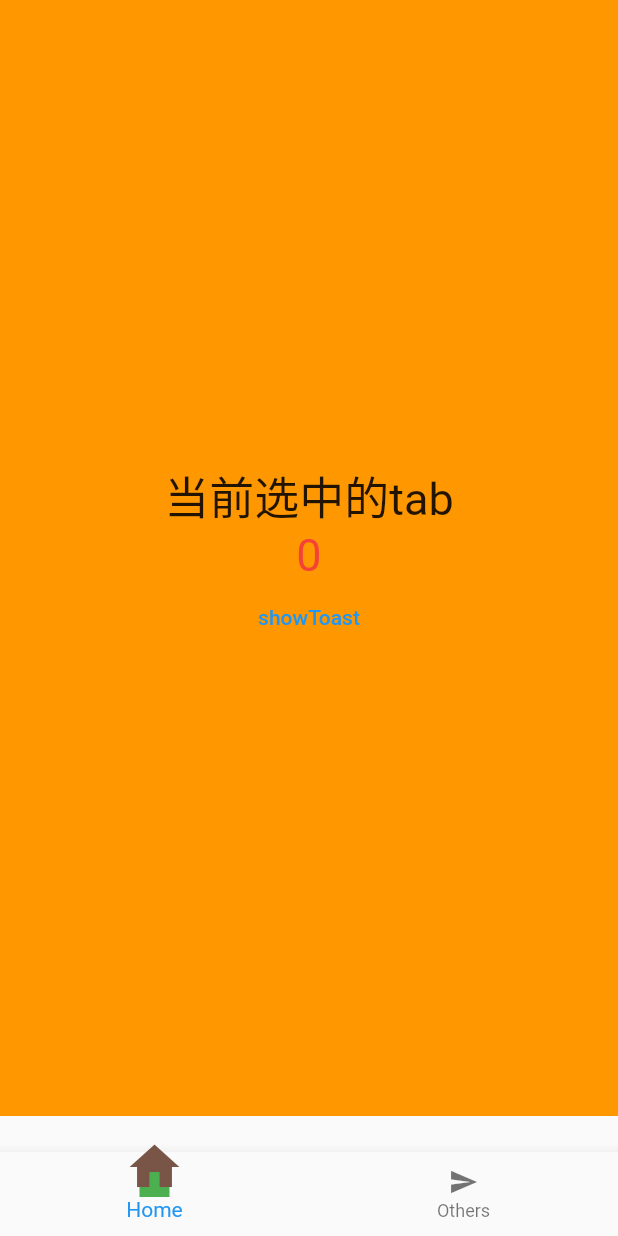
After one commit to lebsharing/FlutterDemo, a Flutter app: the NavPage screen opened directly, after a tap on "showToast", on a phone screen of 412 x 824 dp. The commit adds this screen. Run offline on Flutter 3.47's test engine with Material 2 defaults, Android fonts, the phone set to English and light mode, and no system bars.

Commit message:
bottom nav

```diff
--- a/lib/common/page_tag.dart
+++ b/lib/common/page_tag.dart
@@ -2,4 +2,6 @@ class PageTag {
   static const String HomePage = "home_page";
   static const String PlatformIntegrationPage = "platform_integration_page";
   static const String MethodChannelPage = "method_channel_page";
+
+  static const String NavPage = "nav_page";
 }
--- a/lib/main.dart
+++ b/lib/main.dart
@@ -2,6 +2,7 @@ import 'package:flutter/material.dart';
 import 'package:flutter_demo/common/page_tag.dart';
 import 'package:flutter_demo/integration/call_native.dart';
 import 'package:flutter_demo/ui/home.dart';
+import 'package:flutter_demo/ui/navigation/bottom_navigaton.dart';
 import 'package:flutter_demo/ui/platform_integration/platform_integration.dart';
 import 'package:flutter_demo/ui/route_error.dart';
 
@@ -47,9 +48,13 @@ class MyApp extends StatelessWidget {
                 case PageTag.PlatformIntegrationPage:
                   widget = PlatformIntegrationPage();
                   break;
+                case PageTag.NavPage:
+                  widget = NavPage();
+                  break;
                 default:
                   widget = RouteErrorPage();
                   break;
+
               }
               return widget;
             },
@@ -57,6 +62,7 @@ class MyApp extends StatelessWidget {
         );
       },
       initialRoute: PageTag.HomePage,
+      // initialRoute: PageTag.NavPage,
     );
   }
 }
--- /dev/null
+++ b/lib/ui/navigation/bottom_navigaton.dart
@@ -0,0 +1,262 @@
+import 'package:flutter/material.dart';
+import 'package:flutter/src/widgets/framework.dart';
+import 'package:flutter_demo/base/base_flutter.dart';
+import 'package:flutter_demo/common/page_tag.dart';
+
+class NavPage extends BaseFlutterPage {
+  @override
+  State<StatefulWidget> createState() {
+    return _NavPageState();
+  }
+
+  @override
+  String get tag => PageTag.NavPage;
+}
+
+class _NavPageState extends BaseFlutterState<NavPage> {
+  var selectedIndex = 0;
+
+  @override
+  Widget build(BuildContext context) {
+    return Scaffold(
+      body: Container(
+        color: Colors.orange,
+        child: Center(
+          child: Column(
+            mainAxisSize: MainAxisSize.min,
+            children: [
+              Text(
+                "当前选中的tab",
+                style: TextStyle(
+                  fontSize: 30,
+                ),
+              ),
+              Text(
+                "$selectedIndex",
+                style: TextStyle(
+                  fontSize: 30,
+                  color: Colors.red,
+                ),
+              ),
+              TextButton(
+                  onPressed: () {
+                    print("*********--------");
+                  },
+                  child: Text("showToast"))
+            ],
+          ),
+        ),
+      ),
+      bottomNavigationBar: Container(
+        height: 80,
+        // color: Colors.green,
+        alignment: Alignment.bottomCenter,
+        child: BottomNavigationBar(
+          items: createItems(),
+          onTap: (index) {
+            setState(() {
+              selectedIndex = index;
+            });
+          },
+          currentIndex: selectedIndex,
+        ),
+      ),
+    );
+  }
+
+  List<BottomNavigationBarItem> createItems() {
+    List<BottomNavigationBarItem> items = [];
+    items.add(BottomNavigationBarItem(
+        icon: Icon(
+          Icons.home,
+          size: 24,
+        ),
+        activeIcon: OverlayWidget(
+          iconData: Icons.home,
+        ),
+        // activeIcon: Scale2Widget(
+        //   iconData: Icons.home,
+        // ),
+        label: "Home"));
+    items.add(BottomNavigationBarItem(
+        icon: Icon(
+          Icons.send,
+          size: 20,
+        ),
+        activeIcon: OverlayWidget(
+          iconData: Icons.send,
+        ),
+        // activeIcon: Scale2Widget(
+        //   iconData: Icons.send,
+        // ),
+        label: "Others"));
+    return items;
+  }
+}
+
+
+
+class ScaleWidget extends StatefulWidget {
+  final IconData iconData;
+
+  ScaleWidget({this.iconData});
+
+  @override
+  State<StatefulWidget> createState() {
+    return _ScaleWidgetState();
+  }
+}
+
+class _ScaleWidgetState extends State<ScaleWidget>
+    with SingleTickerProviderStateMixin {
+  Animation<double> animation;
+  AnimationController controller;
+
+  @override
+  void initState() {
+    super.initState();
+    controller =
+        AnimationController(vsync: this, duration: Duration(seconds: 3));
+    animation = Tween(begin: 20.0, end: 60.0).animate(controller);
+    animation.addListener(() {
+      setState(() {
+        print("*****update*****");
+      });
+    });
+    controller.forward();
+  }
+
+  @override
+  void dispose() {
+    super.dispose();
+    controller.dispose();
+  }
+
+  @override
+  Widget build(BuildContext context) {
+    return Icon(
+      widget.iconData,
+      color: Colors.red,
+      size: animation.value,
+    );
+  }
+}
+
+class OverlayWidget extends StatefulWidget {
+  final IconData iconData;
+
+  OverlayWidget({this.iconData});
+
+  @override
+  State<StatefulWidget> createState() {
+    return _OverlayWidgetState();
+  }
+}
+
+class _OverlayWidgetState extends State<OverlayWidget> {
+  OverlayEntry overlayEntry;
+  GlobalKey oKey = GlobalKey();
+
+  @override
+  void initState() {
+    super.initState();
+    WidgetsBinding.instance.addPostFrameCallback((timeStamp) {
+      RenderBox renderBox = oKey.currentContext.findRenderObject();
+      Size cSize = oKey.currentContext.size;
+      Offset offset = renderBox.localToGlobal(Offset.zero);
+      Size size = MediaQuery.of(context).size;
+      print(
+          "****${offset.toString()}    ${size.toString()}   ${cSize.toString()}");
+
+      overlayEntry = OverlayEntry(builder: (ctx) {
+        return Positioned(
+          // left: 0,
+          // top: 0,
+          left: offset.dx + cSize.width / 2 - 20,
+          // bottom: size.height - offset.dy - cSize.height ,
+          // top: offset.dy + cSize.height / 2 - 30,
+          bottom: size.height - offset.dy - cSize.height,
+          child: Container(
+            // color: Colors.blue,
+            child: Icon(
+              widget.iconData,
+              size: 40,
+              color: Colors.brown,
+            ),
+          ),
+        );
+      });
+      Overlay.of(context).insert(overlayEntry);
+    });
+  }
+
+  @override
+  void dispose() {
+    super.dispose();
+    if (overlayEntry != null) {
+      // Overlay.of(context).re
+      overlayEntry.remove();
+    }
+  }
+
+  @override
+  Widget build(BuildContext context) {
+    return Container(
+      key: oKey,
+      width: 20,
+      height: 20,
+      color: Colors.green,
+      child: Stack(),
+    );
+  }
+}
+
+class Scale2Widget extends StatefulWidget {
+  final IconData iconData;
+
+  Scale2Widget({this.iconData});
+
+  @override
+  State<StatefulWidget> createState() {
+    return _Scale2WidgetState();
+  }
+}
+
+class _Scale2WidgetState extends State<Scale2Widget>
+    with SingleTickerProviderStateMixin {
+  Animation<double> animation;
+  AnimationController controller;
+
+  @override
+  void initState() {
+    super.initState();
+    controller =
+        AnimationController(vsync: this, duration: Duration(seconds: 3));
+    // animation = Tween(begin: 20.0, end: 60.0).animate(controller);
+    // animation.addListener(() {
+    //   setState(() {
+    //     print("*****update*****");
+    //   });
+    // });
+    controller.forward();
+  }
+
+  @override
+  void dispose() {
+    super.dispose();
+    controller.dispose();
+  }
+
+  @override
+  Widget build(BuildContext context) {
+    return ScaleTransition(
+      alignment: Alignment.bottomCenter,
+      scale: controller,
+      child: Icon(
+        widget.iconData,
+        color: Colors.red,
+        size: 60,
+      ),
+    );
+  }
+}
--- a/pubspec.yaml
+++ b/pubspec.yaml
@@ -28,6 +28,7 @@ dependencies:
   # The following adds the Cupertino Icons font to your application.
   # Use with the CupertinoIcons class for iOS style icons.
   cupertino_icons: ^1.0.2
+#  fluttertoast: ^8.0.8
 
 dev_dependencies:
   flutter_test:
@@ -48,6 +49,8 @@ flutter:
   # assets:
   #   - images/a_dot_burr.jpeg
   #   - images/a_dot_ham.jpeg
+  assets:
+    - assets/anim/
 
   # An image asset can refer to one or more resolution-specific "variants", see
   # https://flutter.dev/assets-and-images/#resolution-aware.
```
Also changed, not shown: 6 other files.
